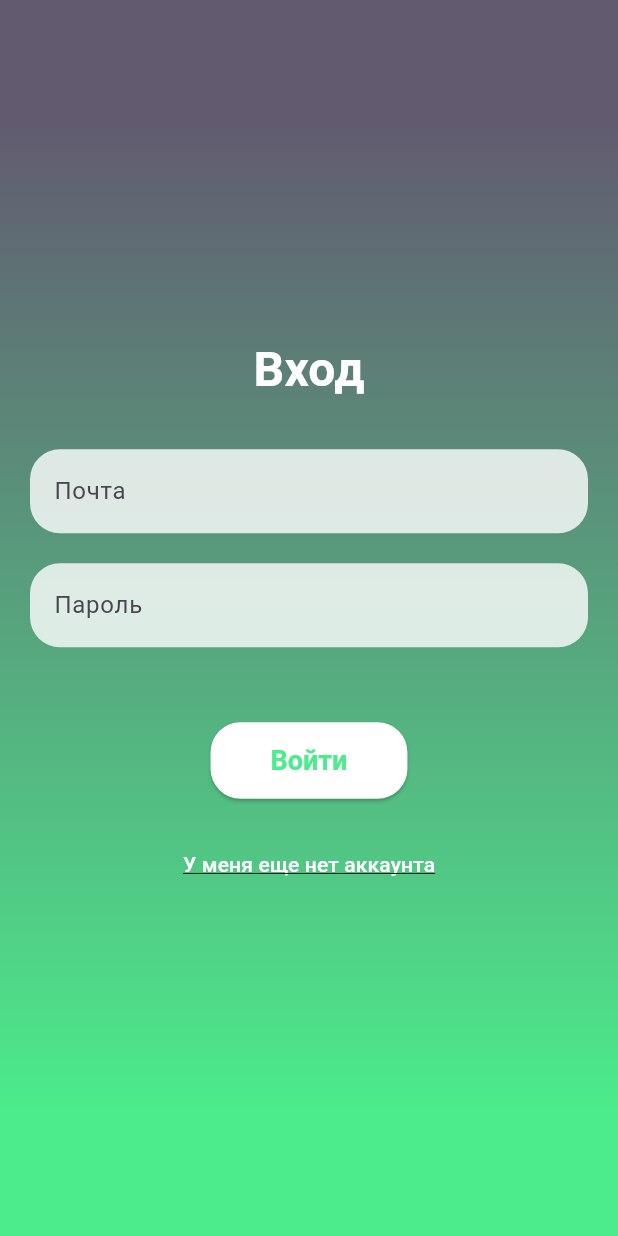
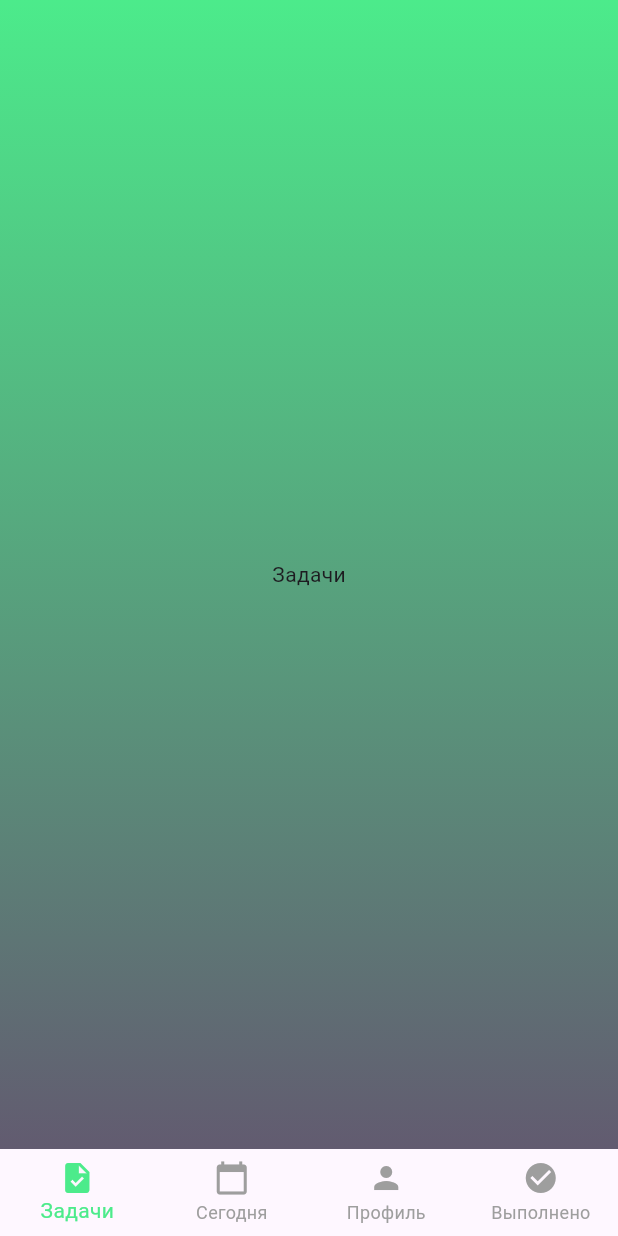
Before and after one commit to 23edking/zc_dodiddone, a Flutter app: the screen it shows after launch, after a tap on "Войти", on a phone screen of 412 x 824 dp. Run offline on Flutter 3.47's test engine with Material 3 defaults, Android fonts, the phone set to English and light mode, and no system bars.

```diff
--- a/lib/pages/login_page.dart
+++ b/lib/pages/login_page.dart
@@ -1,5 +1,7 @@
 import 'package:flutter/material.dart';
 import 'package:zc_dodiddone/theme/theme.dart';
+
+import 'maim_page.dart';
 
 class LoginPage extends StatefulWidget {
   const LoginPage({Key? key}) : super(key: key);
@@ -94,7 +96,10 @@ class _LoginPageState extends State<LoginPage> {
 
               // Кнопка "Войти"
               ElevatedButton(
-                onPressed: () {
+                onPressed: () {Navigator.pushReplacement(
+                      context,
+                      MaterialPageRoute(
+                          builder: (context) => const MainPage()));
                   // Обработка входа/регистрации
                 },
                 style: ElevatedButton.styleFrom(
--- /dev/null
+++ b/lib/pages/maim_page.dart
@@ -0,0 +1,79 @@
+import 'package:flutter/material.dart';
+import 'package:zc_dodiddone/theme/theme.dart'; // Импортируем файл с темой
+
+class MainPage extends StatefulWidget {
+  const MainPage({Key? key}) : super(key: key);
+
+  @override
+  State<MainPage> createState() => _MainPageState();
+}
+
+class _MainPageState extends State<MainPage> {
+  int _selectedIndex = 0;
+
+  final List<Widget> _screens = [
+    // Задачи
+    const Center(child: Text('Задачи')),
+    // Сегодня
+    const Center(child: Text('Сегодня')),
+    // Профиль
+    const Center(child: Text('Профиль')),
+    // Выполнено
+    const Center(child: Text('Выполнено')),
+  ];
+
+  @override
+  Widget build(BuildContext context) {
+    return Scaffold(
+      extendBodyBehindAppBar: true,
+      appBar: AppBar(
+        backgroundColor: Colors.transparent, // Делаем фон AppBar прозрачным
+        elevation: 0, // Убираем тень от AppBar
+      ),
+      body: Container( // Добавляем Container для градиента
+        decoration: BoxDecoration(
+          gradient: LinearGradient(
+            begin: Alignment.topCenter,
+            end: Alignment.bottomCenter,
+            colors: [
+              DoDidDoneTheme.lightTheme.colorScheme.primary, // Основной цвет
+              DoDidDoneTheme.lightTheme.colorScheme.secondary, // Вторичный цвет
+            ],
+          ),
+        ),
+        child: _screens[_selectedIndex], // Отображаем экран, соответствующий выбранной вкладке
+      ),
+      bottomNavigationBar: BottomNavigationBar(
+        backgroundColor: Colors.transparent, // Делаем фон BottomNavigationBar прозрачным
+        elevation: 0, // Убираем тень от BottomNavigationBar
+        currentIndex: _selectedIndex, // Текущий выбранный индекс
+        onTap: (index) {
+          setState(() {
+            _selectedIndex = index; // Обновляем выбранный индекс при нажатии
+          });
+        },
+        type: BottomNavigationBarType.fixed, // Используем фиксированный размер для стабильности
+        selectedItemColor: DoDidDoneTheme.lightTheme.colorScheme.primary, // Основной цвет для выбранных иконок
+        unselectedItemColor: Colors.grey, // Серый цвет для невыбранных иконок
+        items: const [
+          BottomNavigationBarItem(
+            icon: Icon(Icons.task),
+            label: 'Задачи',
+          ),
+          BottomNavigationBarItem(
+            icon: Icon(Icons.calendar_today),
+            label: 'Сегодня',
+          ),
+          BottomNavigationBarItem(
+            icon: Icon(Icons.person),
+            label: 'Профиль',
+          ),
+          BottomNavigationBarItem(
+            icon: Icon(Icons.check_circle),
+            label: 'Выполнено',
+          ),
+        ],
+      ),
+    );
+  }
+}
```
